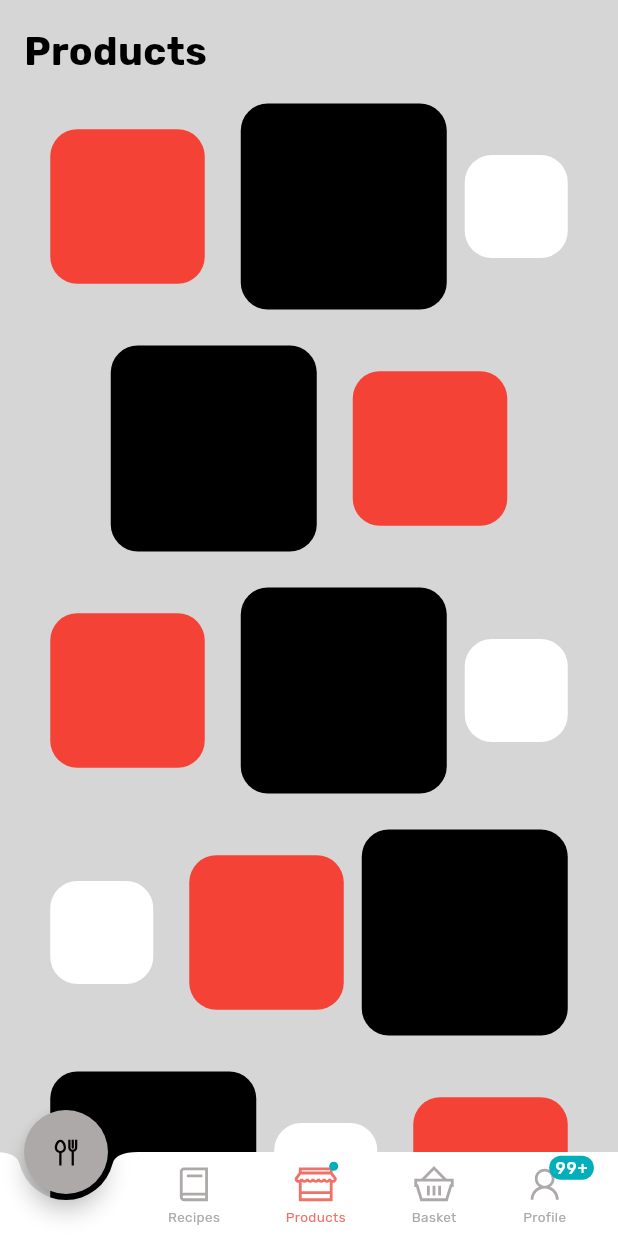
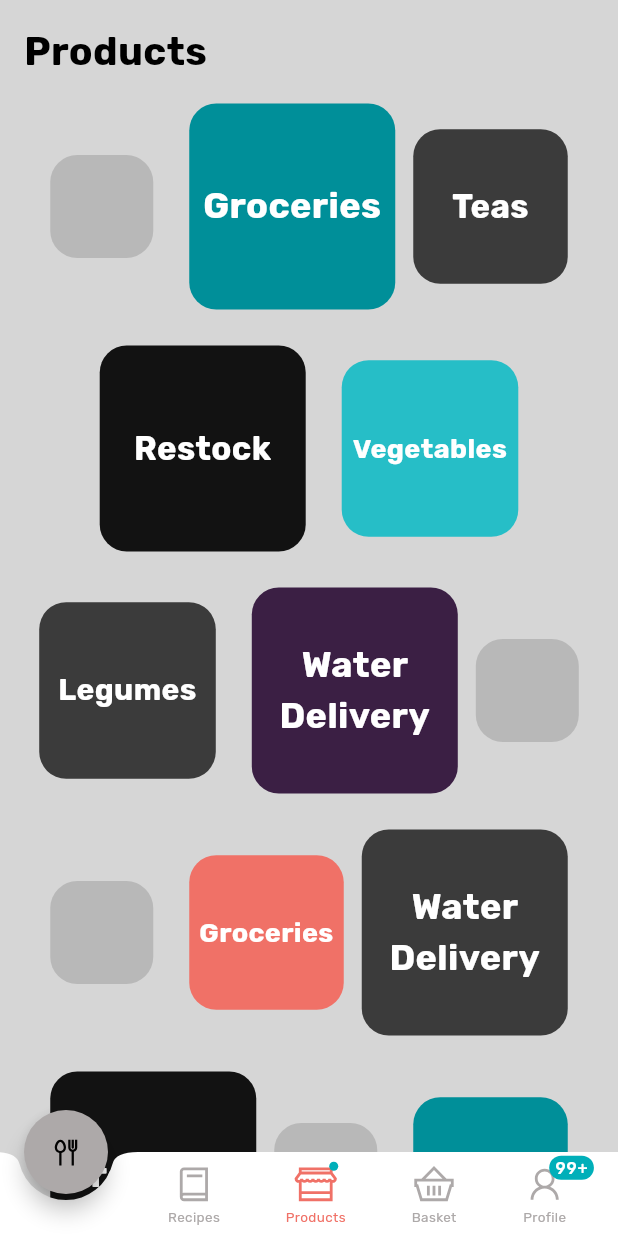
Before and after one commit to not-diba/kimu_foods, a Flutter app: the screen it shows after launch, item 2 of the bottom bar chosen, on a phone screen of 412 x 824 dp. Run offline on Flutter 3.47's test engine with Material 2 defaults, Android fonts, the phone set to English and light mode, and no system bars; our stand-ins replace google_fonts, line_icons; network calls fail.

Commit message:
products page

```diff
--- a/lib/screens/products.dart
+++ b/lib/screens/products.dart
@@ -1,5 +1,6 @@
 import 'package:flutter/material.dart';
 import 'package:google_fonts/google_fonts.dart';
+import 'package:kimu_foods/utils/utils.dart';
 
 class Products extends StatefulWidget {
   const Products({super.key});
@@ -41,25 +42,148 @@ class _ProductsState extends State<Products> {
                       Container(
                         decoration: BoxDecoration(
                           borderRadius: BorderRadius.circular(18),
-                          color: Colors.red,
+                          color: backgroundColor[600],
                         ),
-                        width: screenWidth / 4,
-                        height: screenHeight / 8,
+                        width: screenWidth / 6,
+                        height: screenHeight / 12,
                       ),
                       SizedBox(width: 24),
                       Container(
                         decoration: BoxDecoration(
                           borderRadius: BorderRadius.circular(18),
-                          color: Colors.black,
+                          color: secondaryColorTeal[700],
                         ),
                         width: screenWidth / 3,
                         height: screenHeight / 6,
+                        child: Center(
+                          child: Text(
+                            "Groceries",
+                            textAlign: TextAlign.center,
+                            style: GoogleFonts.rubik(
+                              fontSize: 24,
+                              color: Colors.white,
+                              fontWeight: FontWeight.w700,
+                            ),
+                          ),
+                        ),
                       ),
                       SizedBox(width: 12),
                       Container(
                         decoration: BoxDecoration(
                           borderRadius: BorderRadius.circular(18),
-                          color: Colors.white,
+                          color: darkGrey[200],
+                        ),
+                        width: screenWidth / 4,
+                        height: screenHeight / 8,
+                        child: Center(
+                          child: Text(
+                            "Teas",
+                            textAlign: TextAlign.center,
+                            style: GoogleFonts.rubik(
+                              fontSize: 22,
+                              color: Colors.white,
+                              fontWeight: FontWeight.w700,
+                            ),
+                          ),
+                        ),
+                      ),
+                    ],
+                  ),
+                  SizedBox(height: 24),
+                  Row(
+                    mainAxisAlignment: MainAxisAlignment.center,
+                    crossAxisAlignment: CrossAxisAlignment.center,
+                    children: [
+                      Container(
+                        decoration: BoxDecoration(
+                          borderRadius: BorderRadius.circular(18),
+                          color: darkGrey[300],
+                        ),
+                        width: screenWidth / 3,
+                        height: screenHeight / 6,
+                        child: Center(
+                          child: Text(
+                            "Restock",
+                            textAlign: TextAlign.center,
+                            style: GoogleFonts.rubik(
+                              fontSize: 22,
+                              color: Colors.white,
+                              fontWeight: FontWeight.w700,
+                            ),
+                          ),
+                        ),
+                      ),
+                      SizedBox(width: 24),
+                      Container(
+                        decoration: BoxDecoration(
+                          borderRadius: BorderRadius.circular(18),
+                          color: teal[400],
+                        ),
+                        width: screenWidth / 3.5,
+                        height: screenHeight / 7,
+                        child: Center(
+                          child: Text(
+                            "Vegetables",
+                            textAlign: TextAlign.center,
+                            style: GoogleFonts.rubik(
+                              fontSize: 18,
+                              color: Colors.white,
+                              fontWeight: FontWeight.w700,
+                            ),
+                          ),
+                        ),
+                      ),
+                    ],
+                  ),
+                  SizedBox(height: 24),
+                  Row(
+                    mainAxisAlignment: MainAxisAlignment.center,
+                    crossAxisAlignment: CrossAxisAlignment.center,
+                    children: [
+                      Container(
+                        decoration: BoxDecoration(
+                          borderRadius: BorderRadius.circular(18),
+                          color: darkGrey[200],
+                        ),
+                        width: screenWidth / 3.5,
+                        height: screenHeight / 7,
+                        child: Center(
+                          child: Text(
+                            "Legumes",
+                            textAlign: TextAlign.center,
+                            style: GoogleFonts.rubik(
+                              fontSize: 20,
+                              color: Colors.white,
+                              fontWeight: FontWeight.w700,
+                            ),
+                          ),
+                        ),
+                      ),
+                      SizedBox(width: 24),
+                      Container(
+                        decoration: BoxDecoration(
+                          borderRadius: BorderRadius.circular(18),
+                          color: purple[400],
+                        ),
+                        width: screenWidth / 3,
+                        height: screenHeight / 6,
+                        child: Center(
+                          child: Text(
+                            "Water Delivery",
+                            textAlign: TextAlign.center,
+                            style: GoogleFonts.rubik(
+                              fontSize: 24,
+                              color: Colors.white,
+                              fontWeight: FontWeight.w700,
+                            ),
+                          ),
+                        ),
+                      ),
+                      SizedBox(width: 12),
+                      Container(
+                        decoration: BoxDecoration(
+                          borderRadius: BorderRadius.circular(18),
+                          color: backgroundColor[600],
                         ),
                         width: screenWidth / 6,
                         height: screenHeight / 12,
@@ -74,19 +198,50 @@ class _ProductsState extends State<Products> {
                       Container(
                         decoration: BoxDecoration(
                           borderRadius: BorderRadius.circular(18),
-                          color: Colors.black,
+                          color: backgroundColor[600],
                         ),
-                        width: screenWidth / 3,
-                        height: screenHeight / 6,
+                        width: screenWidth / 6,
+                        height: screenHeight / 12,
                       ),
                       SizedBox(width: 24),
                       Container(
                         decoration: BoxDecoration(
                           borderRadius: BorderRadius.circular(18),
-                          color: Colors.red,
+                          color: mainColor[500],
                         ),
                         width: screenWidth / 4,
                         height: screenHeight / 8,
+                        child: Center(
+                          child: Text(
+                            "Groceries",
+                            textAlign: TextAlign.center,
+                            style: GoogleFonts.rubik(
+                              fontSize: 18,
+                              color: Colors.white,
+                              fontWeight: FontWeight.w700,
+                            ),
+                          ),
+                        ),
+                      ),
+                      SizedBox(width: 12),
+                      Container(
+                        decoration: BoxDecoration(
+                          borderRadius: BorderRadius.circular(18),
+                          color: darkGrey[200],
+                        ),
+                        width: screenWidth / 3,
+                        height: screenHeight / 6,
+                        child: Center(
+                          child: Text(
+                            "Water Delivery",
+                            textAlign: TextAlign.center,
+                            style: GoogleFonts.rubik(
+                              fontSize: 24,
+                              color: Colors.white,
+                              fontWeight: FontWeight.w700,
+                            ),
+                          ),
+                        ),
                       ),
                     ],
                   ),
@@ -98,40 +253,27 @@ class _ProductsState extends State<Products> {
                       Container(
                         decoration: BoxDecoration(
                           borderRadius: BorderRadius.circular(18),
-                          color: Colors.red,
-                        ),
-                        width: screenWidth / 4,
-                        height: screenHeight / 8,
-                      ),
-                      SizedBox(width: 24),
-                      Container(
-                        decoration: BoxDecoration(
-                          borderRadius: BorderRadius.circular(18),
-                          color: Colors.black,
+                          color: darkGrey[300],
                         ),
                         width: screenWidth / 3,
                         height: screenHeight / 6,
+                        child: Center(
+                          child: Text(
+                            "Groceries",
+                            textAlign: TextAlign.center,
+                            style: GoogleFonts.rubik(
+                              fontSize: 24,
+                              color: Colors.white,
+                              fontWeight: FontWeight.w700,
+                            ),
+                          ),
+                        ),
                       ),
                       SizedBox(width: 12),
                       Container(
                         decoration: BoxDecoration(
                           borderRadius: BorderRadius.circular(18),
-                          color: Colors.white,
-                        ),
-                        width: screenWidth / 6,
-                        height: screenHeight / 12,
-                      ),
-                    ],
-                  ),
-                  SizedBox(height: 24),
-                  Row(
-                    mainAxisAlignment: MainAxisAlignment.center,
-                    crossAxisAlignment: CrossAxisAlignment.center,
-                    children: [
-                      Container(
-                        decoration: BoxDecoration(
-                          borderRadius: BorderRadius.circular(18),
-                          color: Colors.white,
+                          color: backgroundColor[600],
                         ),
                         width: screenWidth / 6,
                         height: screenHeight / 12,
@@ -140,52 +282,21 @@ class _ProductsState extends State<Products> {
                       Container(
                         decoration: BoxDecoration(
                           borderRadius: BorderRadius.circular(18),
-                          color: Colors.red,
+                          color: secondaryColorTeal[700],
                         ),
                         width: screenWidth / 4,
                         height: screenHeight / 8,
-                      ),
-                      SizedBox(width: 12),
-                      Container(
-                        decoration: BoxDecoration(
-                          borderRadius: BorderRadius.circular(18),
-                          color: Colors.black,
+                        child: Center(
+                          child: Text(
+                            "Legumes",
+                            textAlign: TextAlign.center,
+                            style: GoogleFonts.rubik(
+                              fontSize: 20,
+                              color: Colors.white,
+                              fontWeight: FontWeight.w700,
+                            ),
+                          ),
                         ),
-                        width: screenWidth / 3,
-                        height: screenHeight / 6,
-                      ),
-                    ],
-                  ),
-                  SizedBox(height: 24),
-                  Row(
-                    mainAxisAlignment: MainAxisAlignment.center,
-                    crossAxisAlignment: CrossAxisAlignment.center,
-                    children: [
-                      Container(
-                        decoration: BoxDecoration(
-                          borderRadius: BorderRadius.circular(18),
-                          color: Colors.black,
-                        ),
-                        width: screenWidth / 3,
-                        height: screenHeight / 6,
-                      ),
-                      SizedBox(width: 12),
-                      Container(
-                        decoration: BoxDecoration(
-                          borderRadius: BorderRadius.circular(18),
-                          color: Colors.white,
-                        ),
-                        width: screenWidth / 6,
-                        height: screenHeight / 12,
-                      ),
-                      SizedBox(width: 24),
-                      Container(
-                        decoration: BoxDecoration(
-                          borderRadius: BorderRadius.circular(18),
-                          color: Colors.red,
-                        ),
-                        width: screenWidth / 4,
-                        height: screenHeight / 8,
                       ),
                     ],
                   ),
```
